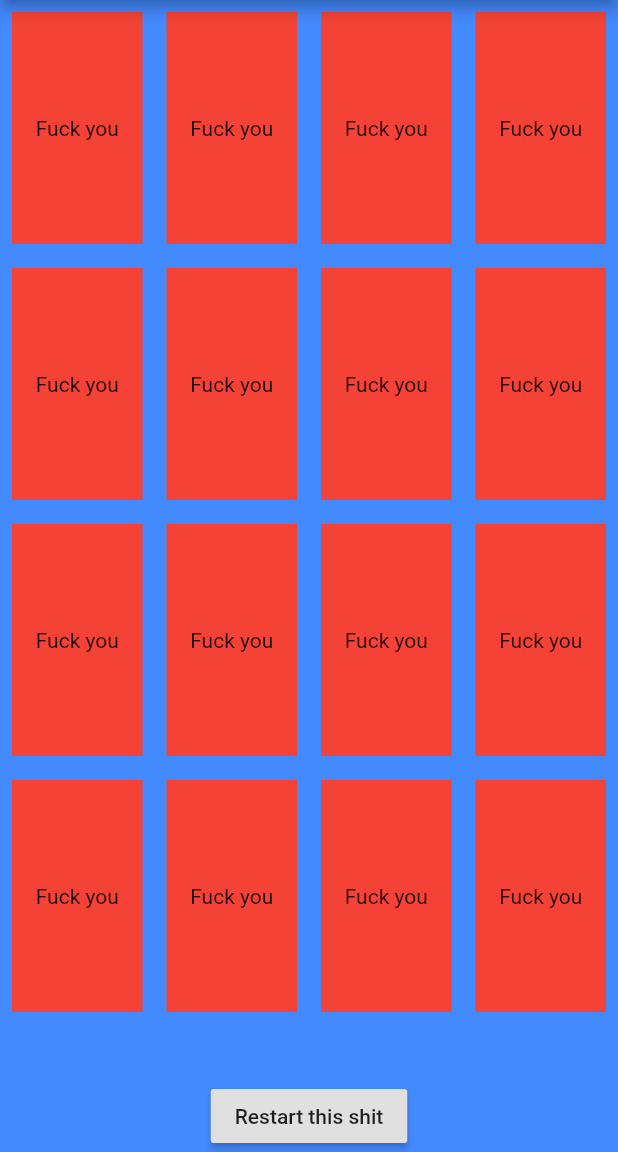
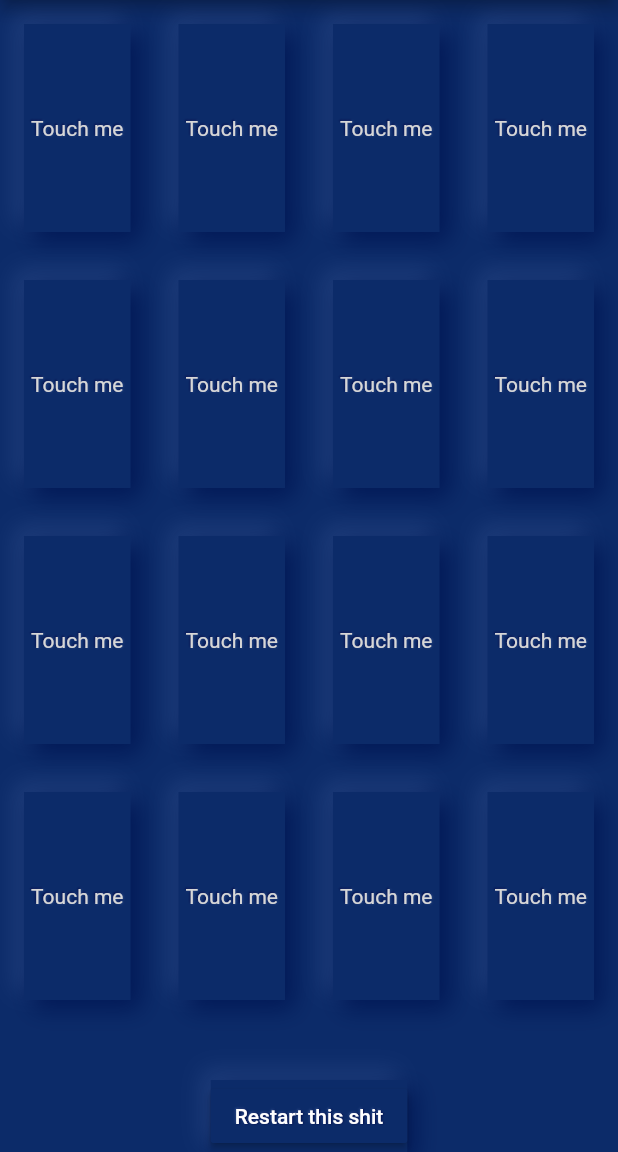
Before and after one commit to Eduard-Dumitrescu/MemoryGame, a Flutter app: the screen it shows after launch, on a phone screen of 412 x 824 dp, the part 84-1236 px from its top. Run offline on Flutter 3.47's test engine with Material 2 defaults, Android fonts, the phone set to English and light mode, and no system bars; drawn by our look-alikes of clay_containers, flip_card; our stand-ins replace flutter_svg.

Commit message:
neumorphic stuff

```diff
--- a/lib/main.dart
+++ b/lib/main.dart
@@ -1,6 +1,7 @@
 import 'dart:collection';
 import 'dart:math';
 
+import 'package:clay_containers/clay_containers.dart';
 import 'package:flip_card/flip_card.dart';
 import 'package:flutter/material.dart';
 import 'package:flutter/rendering.dart';
@@ -34,6 +35,7 @@ class MyHomePage extends StatefulWidget {
 
 class _MyHomePageState extends State<MyHomePage> {
   final ValueNotifier<String> _mesg = ValueNotifier<String>("");
+  final Color mainColor = Color(0xff0c2b69);
 
   int totalFlippedCards = 0;
   HashMap<GlobalKey<FlipCardState>, int> _flippedCards =
@@ -68,7 +70,7 @@ class _MyHomePageState extends State<MyHomePage> {
       body: Container(
         width: MediaQuery.of(context).size.width,
         height: MediaQuery.of(context).size.height,
-        color: Colors.blueAccent,
+        color: mainColor,
         child: Column(
           mainAxisAlignment: MainAxisAlignment.spaceBetween,
           crossAxisAlignment: CrossAxisAlignment.center,
@@ -99,27 +101,32 @@ class _MyHomePageState extends State<MyHomePage> {
                       : Flexible(
                           flex: 1,
                           child: Center(
-                            child: Text(
+                            child: ClayText(
                               mesg,
-                              textAlign: TextAlign.center,
-                              style: TextStyle(
-                                color: Colors.red,
-                                fontWeight: FontWeight.bold,
-                                fontSize: 16,
-                              ),
+                              parentColor: mainColor,
+                              color: Colors.white,
+                              style: TextStyle(fontWeight: FontWeight.bold),
                             ),
                           ),
                         );
                 }),
             Flexible(
               flex: 1,
+              child: ClayContainer(
+                color: mainColor,
                 child: RaisedButton(
+                  color: mainColor,
                   onPressed: () async {
                     setState(() {
                       _resetEverything();
                     });
                   },
-                child: Text("Restart this shit"),
+                  child: ClayText(
+                    "Restart this shit",
+                    parentColor: mainColor,
+                    color: Colors.white,
+                  ),
+                ),
               ),
             ),
           ],
@@ -148,7 +155,7 @@ class _MyHomePageState extends State<MyHomePage> {
         elements.add(Flexible(
             flex: 1,
             child: Padding(
-                padding: const EdgeInsets.all(8.0),
+                padding: const EdgeInsets.all(16.0),
                 child: _card(_cardKeys[index], _values[index]))));
       }
 
@@ -203,16 +210,27 @@ class _MyHomePageState extends State<MyHomePage> {
                   const Duration(milliseconds: 500), () async => _maybeReset());
           }
         },
-        child: Container(
-          color: Colors.red,
-          alignment: Alignment.center,
-          child: Text('Fuck you'),
+        child: ClayContainer(
+          color: mainColor,
+          child: Center(
+            child: Center(
+              child: ClayText(
+                "Touch me",
+                emboss: true,
+                parentColor: mainColor,
+                color: Colors.white,
               ),
             ),
-      back: Container(
-        color: Colors.yellowAccent,
+          ),
+        ),
+      ),
+      back: ClayContainer(
+        color: mainColor,
+        child: Container(
+          color: mainColor,
           alignment: Alignment.center,
           child: SvgPicture.asset(_icons[num]),
+        ),
       ),
     );
   }
--- a/pubspec.yaml
+++ b/pubspec.yaml
@@ -13,6 +13,7 @@ dependencies:
   flutter_svg: ^0.17.1
   flip_card: ^0.4.4
   flutter_device_type: ^0.2.0
+  clay_containers: ^0.2.2
 
 dev_dependencies:
   flutter_test:
```
Also changed, not shown: pubspec.lock. Lines whose indentation alone changed are shown as unchanged.
